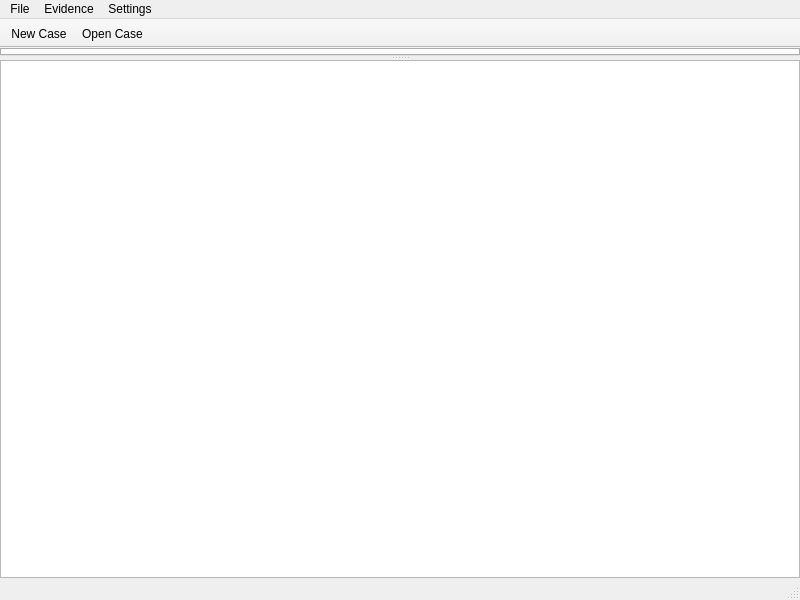
Above: main/wombatforensics.ui from pjrinaldi/wombatforensics before the change. Below: the same form after it.
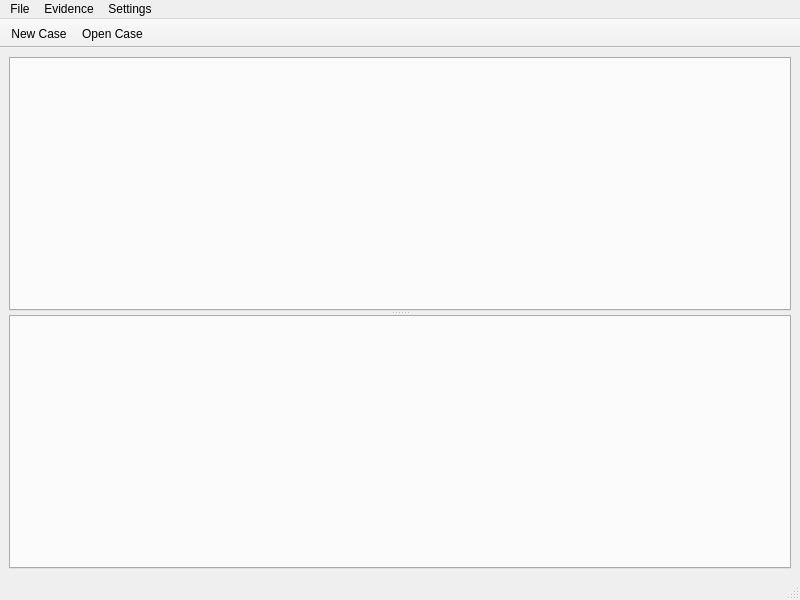
That is the form after the change. Icons and pictures are not drawn.

Commit message: working on gui redesign and reconnecting these values

```diff
--- a/main/wombatforensics.ui
+++ b/main/wombatforensics.ui
@@ -15,33 +15,15 @@
   </property>
   <widget class="QWidget" name="centralwidget">
    <layout class="QVBoxLayout" name="verticalLayout">
-    <property name="spacing">
-     <number>0</number>
-    </property>
-    <property name="leftMargin">
-     <number>0</number>
-    </property>
-    <property name="topMargin">
-     <number>0</number>
-    </property>
-    <property name="rightMargin">
-     <number>0</number>
-    </property>
-    <property name="bottomMargin">
-     <number>0</number>
-    </property>
     <item>
      <widget class="QSplitter" name="splitter">
       <property name="orientation">
        <enum>Qt::Vertical</enum>
       </property>
       <widget class="QTabWidget" name="fileViewTabWidget"/>
-      <widget class="QTreeView" name="fileViewTreeView">
-       <property name="editTriggers">
-        <set>QAbstractItemView::NoEditTriggers</set>
-       </property>
-       <property name="alternatingRowColors">
-        <bool>true</bool>
+      <widget class="QTabWidget" name="fileInfoTabWidget">
+       <property name="currentIndex">
+        <number>-1</number>
        </property>
       </widget>
      </widget>
```
Left out of the diff: 14 changed lines with no effect on the pictures. The commit also changes 7 other files.
